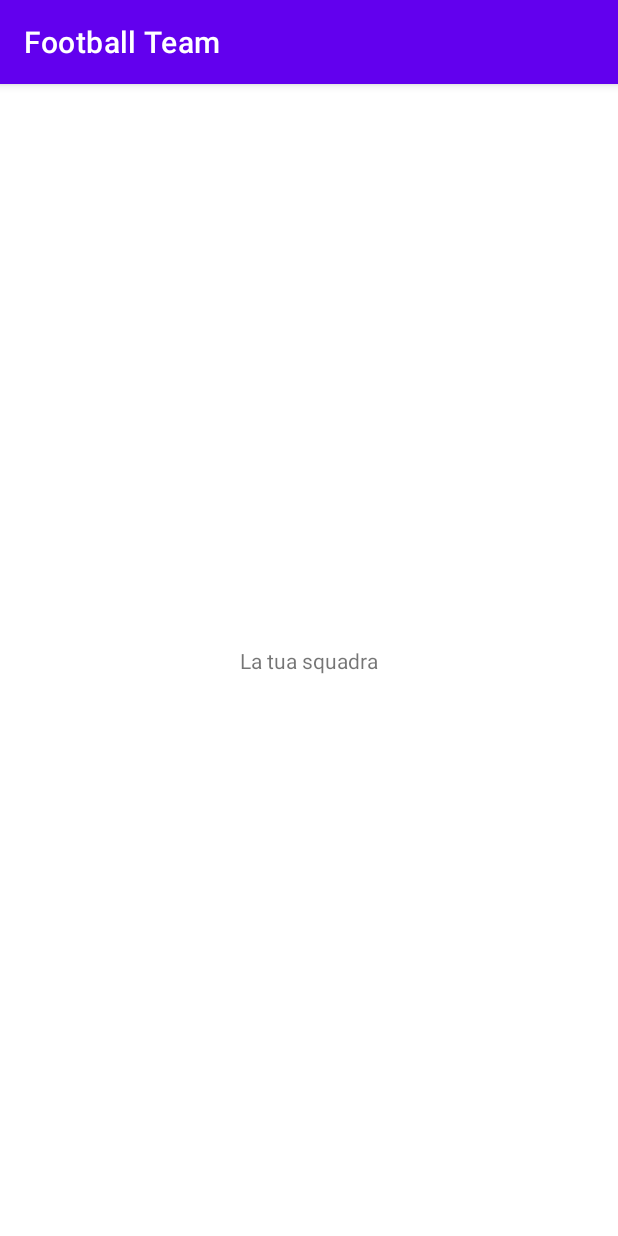
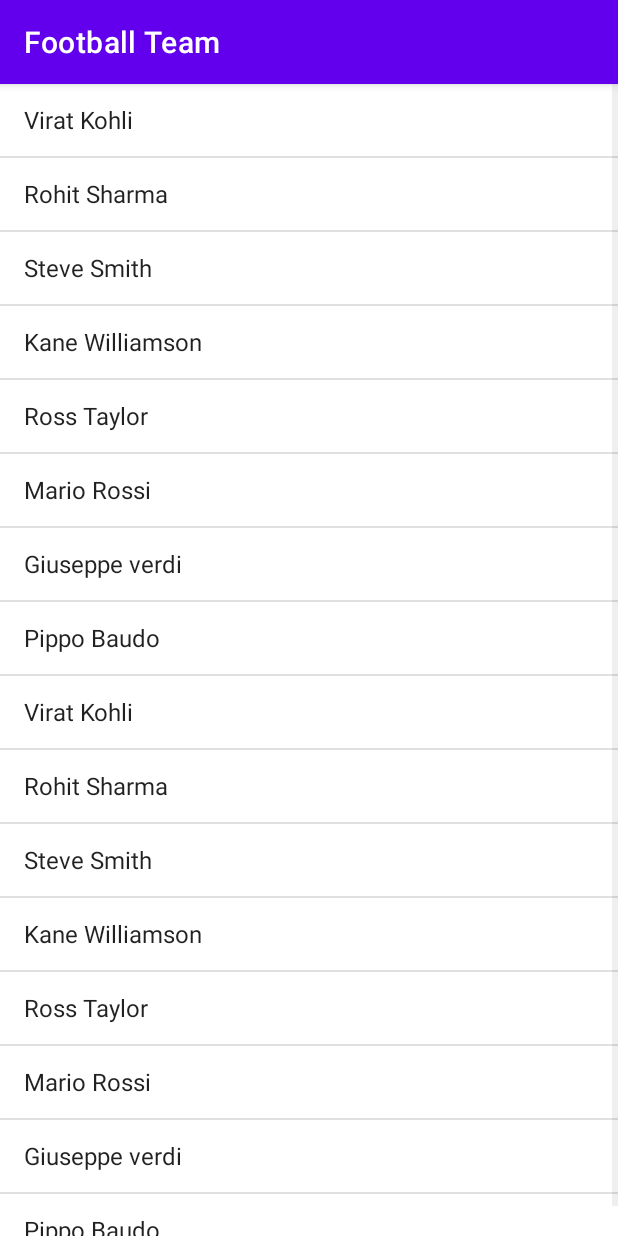
Before and after one commit to Tamagosci/FootballTeam, an Android app: the PrincipalActivity screen opened directly, with no data from a screen before it, on a phone screen of 412 x 824 dp. Run offline under Robolectric (Android 15) with nearby library versions, the phone set to English and light mode, and no system bars.

Commit message:
Continuazione PrincipalActivity e piccole modifiche

```diff
--- a/app/src/main/java/com/dispositivimobili/footballteam/PrincipalActivity.kt
+++ b/app/src/main/java/com/dispositivimobili/footballteam/PrincipalActivity.kt
@@ -2,10 +2,23 @@ package com.dispositivimobili.footballteam
 
 import androidx.appcompat.app.AppCompatActivity
 import android.os.Bundle
+import android.widget.ArrayAdapter
+import kotlinx.android.synthetic.main.activity_principal.*
 
 class PrincipalActivity : AppCompatActivity() {
     override fun onCreate(savedInstanceState: Bundle?) {
         super.onCreate(savedInstanceState)
         setContentView(R.layout.activity_principal)
+
+        val users = arrayOf(
+            "Virat Kohli", "Rohit Sharma", "Steve Smith",
+            "Kane Williamson", "Ross Taylor", "Mario Rossi",
+            "Giuseppe verdi", "Pippo Baudo",
+            "Virat Kohli", "Rohit Sharma", "Steve Smith",
+            "Kane Williamson", "Ross Taylor", "Mario Rossi",
+            "Giuseppe verdi", "Pippo Baudo"
+        )
+
+        listViewPrincipalActivity.adapter = ArrayAdapter(this, android.R.layout.simple_list_item_1, users)
     }
 }
--- a/app/src/main/res/layout/activity_image_first.xml
+++ b/app/src/main/res/layout/activity_image_first.xml
@@ -15,7 +15,7 @@
         app:layout_constraintStart_toStartOf="parent"
         app:layout_constraintTop_toTopOf="parent"
         app:layout_constraintVertical_bias="0.0"
-        app:srcCompat="@mipmap/ic_imagefootball_round" />
+        app:srcCompat="@mipmap/ic_imagefootball_foreground" />
 
     <TextView
         android:id="@+id/textViewImageFirstActivity_2"
--- a/app/src/main/res/layout/activity_principal.xml
+++ b/app/src/main/res/layout/activity_principal.xml
@@ -1,18 +1,14 @@
 <?xml version="1.0" encoding="utf-8"?>
-<androidx.constraintlayout.widget.ConstraintLayout xmlns:android="http://schemas.android.com/apk/res/android"
+<LinearLayout xmlns:android="http://schemas.android.com/apk/res/android"
     xmlns:app="http://schemas.android.com/apk/res-auto"
     xmlns:tools="http://schemas.android.com/tools"
     android:layout_width="match_parent"
     android:layout_height="match_parent"
+    android:orientation="vertical"
     tools:context=".PrincipalActivity">
 
-    <TextView
-        android:id="@+id/textView"
-        android:layout_width="wrap_content"
-        android:layout_height="wrap_content"
-        android:text="La tua squadra"
-        app:layout_constraintBottom_toBottomOf="parent"
-        app:layout_constraintEnd_toEndOf="parent"
-        app:layout_constraintStart_toStartOf="parent"
-        app:layout_constraintTop_toTopOf="parent" />
-</androidx.constraintlayout.widget.ConstraintLayout>
+    <ListView
+        android:id="@+id/listViewPrincipalActivity"
+        android:layout_width="match_parent"
+        android:layout_height="match_parent" />
+</LinearLayout>
--- a/app/src/main/res/values/strings.xml
+++ b/app/src/main/res/values/strings.xml
@@ -9,7 +9,7 @@
 
     <string name="press_continue">Press to continue</string>
 
-    <string name="select">Select what you wanto to do</string>
+    <string name="select">Select what you want to do</string>
     <string name="signin">LOGIN</string>
     <string name="register">REGISTER</string>
 
@@ -19,7 +19,7 @@
     <string name="invalid_email">invalid email</string>
     <string name="invalid_password">invalid password</string>
 
-    <string name="insert_data">Insert your date</string>
+    <string name="insert_data">Insert your data</string>
     <string name="insert_name">Name</string>
     <string name="insert_surname">Surname</string>
     <string name="insert_email">Email</string>
```
Also changed, not shown: app/src/main/java/com/dispositivimobili/footballteam/LoginActivity.kt (+4 -3 lines), app/src/main/java/com/dispositivimobili/footballteam/RegisterActivity.kt (+4 -3 lines).
